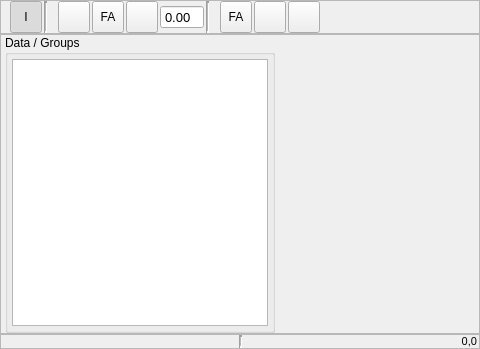
The window that src/gui/viewer/datawidget.ui (disorderedmaterials/dissolve) describes before a commit, drawn with Qt 5.
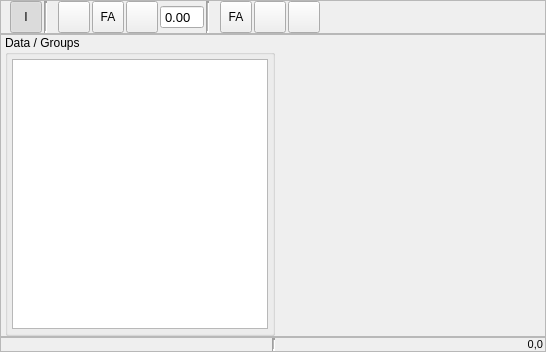
The same window after the commit. Icons and pictures are not drawn. Custom widgets are drawn as their Qt base class.

Commit message: Remove minimum size set on graph in DataViewer.

The edit to the form file:
```diff
--- a/src/gui/viewer/datawidget.ui
+++ b/src/gui/viewer/datawidget.ui
@@ -6,10 +6,16 @@
    <rect>
     <x>0</x>
     <y>0</y>
-    <width>480</width>
-    <height>345</height>
+    <width>546</width>
+    <height>352</height>
    </rect>
   </property>
+  <property name="sizePolicy">
+   <sizepolicy hsizetype="Minimum" vsizetype="Minimum">
+    <horstretch>0</horstretch>
+    <verstretch>0</verstretch>
+   </sizepolicy>
+  </property>
   <property name="font">
    <font>
     <pointsize>9</pointsize>
@@ -37,7 +43,7 @@
    <item>
     <widget class="QFrame" name="ToolsFrame">
      <property name="sizePolicy">
-      <sizepolicy hsizetype="Preferred" vsizetype="Minimum">
+      <sizepolicy hsizetype="Minimum" vsizetype="Minimum">
        <horstretch>0</horstretch>
        <verstretch>0</verstretch>
       </sizepolicy>
@@ -482,8 +488,8 @@
      </property>
      <property name="minimumSize">
       <size>
-       <width>300</width>
-       <height>300</height>
+       <width>0</width>
+       <height>0</height>
       </size>
      </property>
      <property name="frameShape">
@@ -510,6 +516,12 @@
       </property>
       <item>
        <widget class="QGroupBox" name="DataGroup">
+        <property name="sizePolicy">
+         <sizepolicy hsizetype="Minimum" vsizetype="Expanding">
+          <horstretch>0</horstretch>
+          <verstretch>0</verstretch>
+         </sizepolicy>
+        </property>
         <property name="title">
          <string>Data / Groups</string>
         </property>
@@ -558,7 +570,7 @@
         <property name="sizePolicy">
          <sizepolicy hsizetype="Expanding" vsizetype="Expanding">
           <horstretch>3</horstretch>
-          <verstretch>3</verstretch>
+          <verstretch>0</verstretch>
          </sizepolicy>
         </property>
         <property name="cursor">
```
